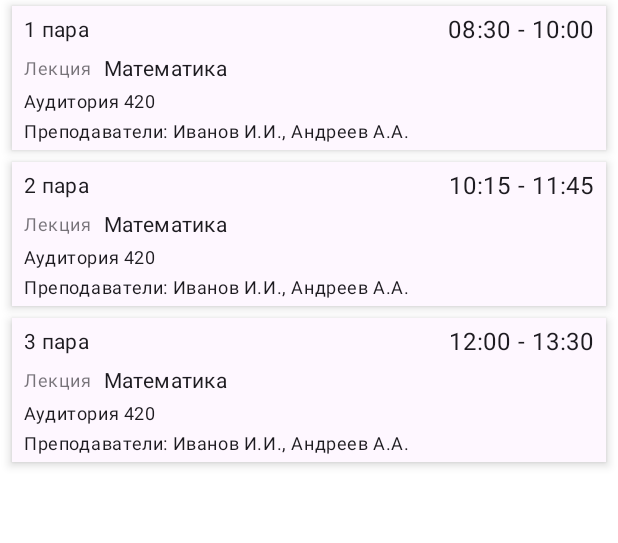
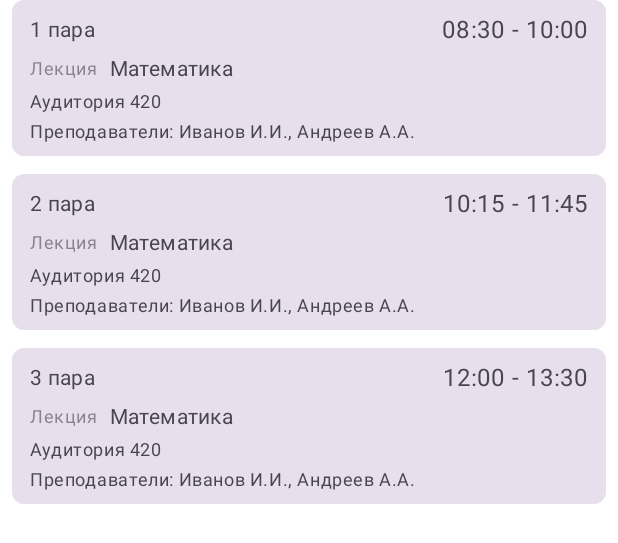
Before and after one commit to sev4ikwasd/rut-schedule, an Android app built with Jetpack Compose: the @Preview function PreviewDayClasses, on a phone screen of 412 x 824 dp. Shown: the top 543 px of the screen. Run offline under Robolectric (Android 15) with nearby library versions, the phone set to English and light mode, and no system bars; our stand-ins replace accompanist.

Commit message:
Fix theme to follow material3 closer

```diff
--- a/app/src/main/java/com/sev4ikwasd/rutschedule/ui/schedule/ScheduleScreen.kt
+++ b/app/src/main/java/com/sev4ikwasd/rutschedule/ui/schedule/ScheduleScreen.kt
@@ -6,6 +6,7 @@ import androidx.compose.foundation.background
 import androidx.compose.foundation.layout.*
 import androidx.compose.foundation.lazy.LazyColumn
 import androidx.compose.foundation.lazy.items
+import androidx.compose.foundation.shape.RoundedCornerShape
 import androidx.compose.material.CircularProgressIndicator
 import androidx.compose.material3.*
 import androidx.compose.runtime.*
@@ -132,8 +133,8 @@ fun DayClasses(
     val displayedClasses = classes.filter { it.dayOfWeek == dayOfWeek && it.week == week }
     if (displayedClasses.isNotEmpty()) {
         LazyColumn(
-            modifier = Modifier
-                .fillMaxSize()
+            modifier = Modifier.fillMaxSize(),
+            verticalArrangement = Arrangement.spacedBy(12.dp)
         ) {
             items(displayedClasses) {
                 ClassCard(it)
@@ -149,9 +150,11 @@ fun ClassCard(classData: Class) {
     Surface(
         modifier = Modifier
             .fillMaxWidth()
-            .padding(vertical = 4.dp, horizontal = 8.dp), shadowElevation = 4.dp
+            .padding(horizontal = 8.dp),
+        color = MaterialTheme.colorScheme.surfaceVariant,
+        shape = RoundedCornerShape(8.dp)
     ) {
-        Column(modifier = Modifier.padding(vertical = 4.dp, horizontal = 8.dp)) {
+        Column(modifier = Modifier.padding(vertical = 8.dp, horizontal = 12.dp)) {
             Row(
                 verticalAlignment = Alignment.CenterVertically,
                 modifier = Modifier.fillMaxWidth(),
```
